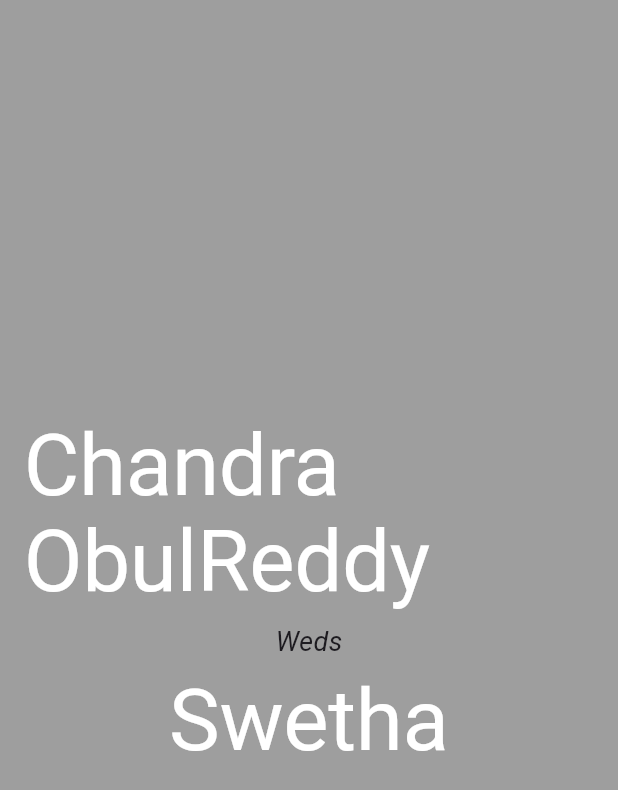
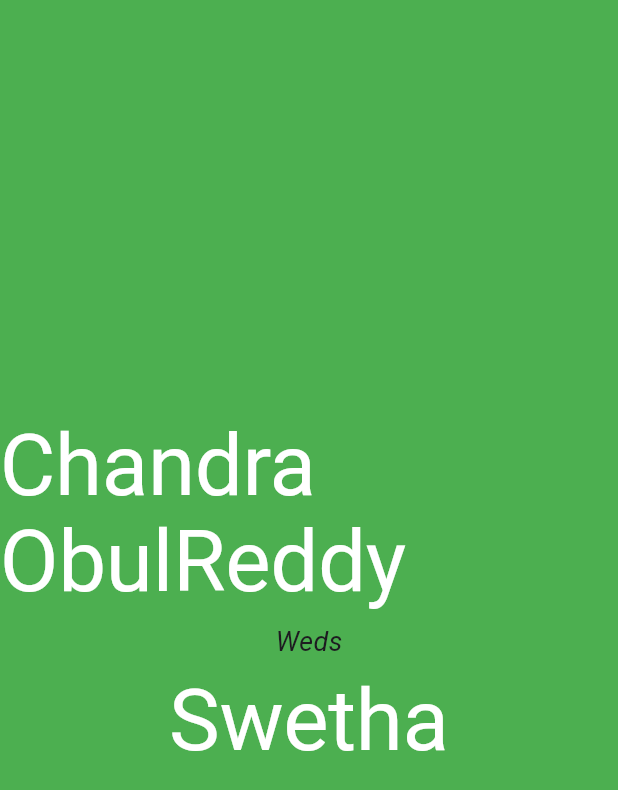
Before and after one commit to ChandraChaan/InvitationApp, a Flutter app: the screen it shows after launch, on a phone screen of 412 x 824 dp. Shown: the top 790 px of the screen. Run offline on Flutter 3.47's test engine with Material 2 defaults, Android fonts, the light colour scheme and no system bars.

Commit message:
invitation screen added

```diff
--- a/lib/invitation/invitation_screen.dart
+++ b/lib/invitation/invitation_screen.dart
@@ -4,10 +4,38 @@ class InvitationScreen extends StatelessWidget {
   @override
   Widget build(BuildContext context) {
     return Scaffold(
-      backgroundColor: Colors.black38,
-      body: Container(
-        padding: const EdgeInsets.all(16.0),
+      body: Stack(
+        children: <Widget>[
+          // Background widget
+          Container(
             width: double.infinity,
+            height: double.infinity,
+            alignment: Alignment.center,
+            decoration: const BoxDecoration(
+              image: DecorationImage(
+                image: AssetImage('assets/images/wallpaper.jpeg'),
+                fit: BoxFit.cover,
+              ),
+            ),
+          ),
+          // Scrollable ListView
+          Positioned(
+            top: 0,
+            left: 0,
+            right: 0,
+            bottom: 0,
+            child: SizedBox(
+              height: MediaQuery.of(context).size.height,
+              width: MediaQuery.of(context).size.width,
+              child: SingleChildScrollView(
+                child: Column(
+                  children: [
+                    Container(
+                      color: Colors.white,
+                      child: Container(
+                        color: Colors.green,
+                        height: MediaQuery.of(context).size.height,
+                        width: MediaQuery.of(context).size.width,
                         child: Column(
                           mainAxisAlignment: MainAxisAlignment.center,
                           crossAxisAlignment: CrossAxisAlignment.center,
@@ -39,6 +67,19 @@ class InvitationScreen extends StatelessWidget {
                           ],
                         ),
                       ),
+                    ),
+                    Container(
+                      color: Colors.transparent,
+                      height: MediaQuery.of(context).size.height,
+                      width: MediaQuery.of(context).size.width,
+                    ),
+                  ],
+                ),
+              ),
+            ),
+          ),
+        ],
+      ),
     );
   }
 }
--- a/pubspec.yaml
+++ b/pubspec.yaml
@@ -59,8 +59,8 @@ flutter:
   uses-material-design: true
 
   # To add assets to your application, add an assets section, like this:
-  # assets:
-  #   - images/a_dot_burr.jpeg
+  assets:
+    - assets/images/
   #   - images/a_dot_ham.jpeg
 
   # An image asset can refer to one or more resolution-specific "variants", see
```
Also changed, not shown: assets/images/wallpaper.jpeg (added). Lines whose indentation alone changed are shown as unchanged.
